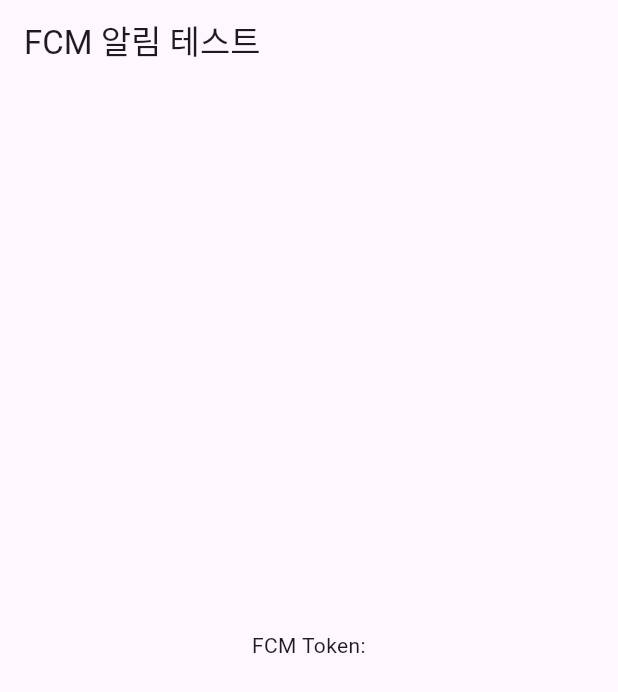
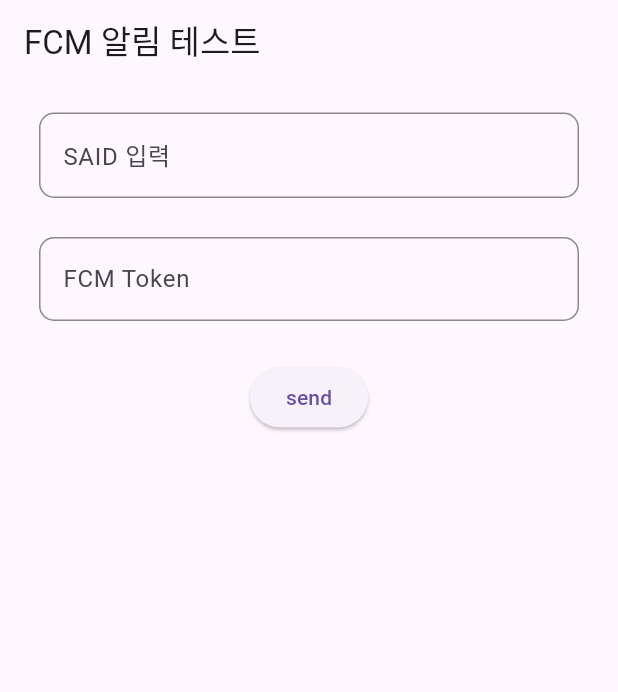
Before and after one commit to hkimmarusys/fcm_test_ios_and_android, a Flutter app: the screen it shows after launch, on a phone screen of 412 x 824 dp. Shown: the top 692 px of the screen. Run offline on Flutter 3.47's test engine with Material 3 defaults, Android fonts, the phone set to English and light mode, and no system bars; our stand-ins replace device_info_plus, dio, firebase_core, firebase_messaging, flutter_dotenv, flutter_local_notifications and 2 more; accounts and stored records are empty.

Commit message:
connect server and fix api code

```diff
--- /dev/null
+++ b/lib/controller.dart
@@ -0,0 +1,7 @@
+import 'package:get/get.dart';
+
+class MainController extends GetxController {
+  var fcmToken = "".obs;
+  var userId = "".obs;
+  var type = "".obs;
+}
--- a/lib/screens/home_screen.dart
+++ b/lib/screens/home_screen.dart
@@ -1,8 +1,13 @@
-
 import 'package:flutter/material.dart';
 import 'package:firebase_messaging/firebase_messaging.dart';
 import 'package:flutter_local_notifications/flutter_local_notifications.dart';
-import 'package:fluttertoast/fluttertoast.dart';
+import 'package:get/get.dart';
+import 'package:device_info_plus/device_info_plus.dart';
+import 'dart:io';
+import '../widgets/button.dart';
+import '../widgets/input.dart';
+import '../controller.dart';
+import '../services/api_service.dart';
 
 class HomeScreen extends StatefulWidget {
   const HomeScreen({super.key});
@@ -12,26 +17,33 @@ class HomeScreen extends StatefulWidget {
 }
 
 class _HomeScreenState extends State<HomeScreen> {
-  String? _token;
-
   final FlutterLocalNotificationsPlugin flutterLocalNotificationsPlugin =
-      FlutterLocalNotificationsPlugin();
+  FlutterLocalNotificationsPlugin();
+  final MainController controller = Get.find<MainController>();
+  final ApiService apiService = ApiService();
+  final TextEditingController saidController = TextEditingController();
+  final TextEditingController fcmTokenController = TextEditingController();
 
   @override
   void initState() {
     super.initState();
-    _initFCM();
+    _setupFCMForegroundListener();
+
+    // FCM 토큰 초기화 및 변경 시 업데이트
+    fcmTokenController.text = controller.fcmToken.value;
+    ever(controller.fcmToken, (token) {
+      fcmTokenController.text = token;
+    });
   }
 
-  Future<void> _initFCM() async {
-    final messaging = FirebaseMessaging.instance;
+  @override
+  void dispose() {
+    saidController.dispose();
+    fcmTokenController.dispose();
+    super.dispose();
+  }
 
-    await messaging.requestPermission();
-
-    final token = await messaging.getToken();
-    setState(() => _token = token);
-    print("FCM Token: $token");
-
+  void _setupFCMForegroundListener() {
     FirebaseMessaging.onMessage.listen((message) {
       final title = message.notification?.title ?? message.data['title'];
       final body = message.notification?.body ?? message.data['body'];
@@ -52,27 +64,57 @@ class _HomeScreenState extends State<HomeScreen> {
           ),
         );
       }
+    });
+  }
 
-      // 토스트도 보여주고 싶으면 아래 주석 해제
-      // Fluttertoast.showToast(
-      //   msg: "${title ?? ''}\n${body ?? ''}".trim(),
-      //   toastLength: Toast.LENGTH_LONG,
-      //   gravity: ToastGravity.BOTTOM,
-      // );
-    });
+  void _sendToken() async {
+    final said = saidController.text.trim();
+
+    if (controller.fcmToken.isNotEmpty && said.isNotEmpty) {
+      await apiService.sendToken(said: said);
+      if (mounted) {
+        ScaffoldMessenger.of(context).showSnackBar(
+          const SnackBar(content: Text('Token sent to server')),
+        );
+      }
+    } else {
+      ScaffoldMessenger.of(context).showSnackBar(
+        const SnackBar(content: Text('FCM Token 또는 SAID가 비어있습니다')),
+      );
+    }
   }
 
   @override
   Widget build(BuildContext context) {
     return Scaffold(
       appBar: AppBar(title: const Text('FCM 알림 테스트')),
-      body: Center(
-        child: Padding(
-          padding: const EdgeInsets.all(16.0),
-          child: Text(
-            _token != null ? 'FCM Token:\n$_token' : '토큰 가져오는 중...',
-            textAlign: TextAlign.center,
-          ),
+      body: SingleChildScrollView(
+        padding: const EdgeInsets.all(16.0),
+        child: Column(
+          children: [
+            Input(
+              controller: saidController,
+              hint: 'SAID 입력',
+              inputType: TextInputType.number,
+              validator: (value) {
+                if (value == null || value.isEmpty) {
+                  return 'SAID를 입력하세요';
+                }
+                if (!RegExp(r'^\d{11}$').hasMatch(value)) {
+                  return '정확히 11자리 숫자를 입력하세요';
+                }
+                return null;
+              },
+            ),
+            const SizedBox(height: 16),
+            Input(
+              controller: fcmTokenController,
+              hint: 'FCM Token',
+              readonly: true,
+            ),
+            const SizedBox(height: 20),
+            Button(onPressed: _sendToken, text: 'send'),
+          ],
         ),
       ),
     );
--- /dev/null
+++ b/lib/services/api_service.dart
@@ -0,0 +1,41 @@
+import 'dart:convert';
+import 'package:get/get.dart';
+import 'package:http/http.dart' as http;
+import 'package:dio/dio.dart' as dio_pkg;
+import 'package:flutter_dotenv/flutter_dotenv.dart';
+import 'package:flutter_secure_storage/flutter_secure_storage.dart';
+import '../controller.dart';
+
+class ApiService {
+  final MainController controller = Get.find<MainController>();
+  final Uri baseUrl = Uri.parse('https://demo.marusys.com/brcm/');
+
+  Future<void> sendToken({ required String said }) async {
+    final token = controller.fcmToken.value;
+    var type = controller.type.value;
+
+    try {
+      final response = await http.post(
+        baseUrl,
+        headers: {'Content-Type': 'application/json'},
+        body: json.encode({
+          'mode': 'registor',
+          'said': said,
+          'type': type,
+          'token': token,
+        }),
+      );
+
+      print('said : $said, type : $type, token : $token');
+
+
+      if (response.statusCode == 200) {
+        print('Token saved on server successfully: ${response.body}');
+      } else {
+        print('Failed to save token: ${response.body}');
+      }
+    } catch (e) {
+      print('Error occurred while sending token: $e');
+    }
+  }
+}
--- /dev/null
+++ b/lib/widgets/button.dart
@@ -0,0 +1,20 @@
+import 'package:flutter/material.dart';
+
+class Button extends StatelessWidget {
+  final VoidCallback onPressed;
+  final String? text;
+
+  const Button({
+    super.key,
+    required this.onPressed,
+    this.text,
+  });
+
+  @override
+  Widget build(BuildContext context) {
+    return ElevatedButton(
+      onPressed: onPressed,
+      child: Text(text ?? 'button'),
+    );
+  }
+}
--- /dev/null
+++ b/lib/widgets/input.dart
@@ -0,0 +1,91 @@
+import 'package:flutter/material.dart';
+
+class Input extends StatelessWidget {
+  final String? buttonText;
+  final Future<void> Function()? onPressed;
+  final TextInputType? inputType;
+  final bool? obscure;
+  final Function? onTap;
+  final TextEditingController? controller;
+  final FormFieldValidator<String>? validator;
+  final FormFieldSetter<String>? onSaved;
+  final bool? readonly;
+  final String? hint;
+
+  const Input({
+    super.key,
+    this.inputType,
+    this.buttonText,
+    this.onPressed,
+    this.obscure,
+    this.onTap,
+    this.controller,
+    this.validator,
+    this.onSaved,
+    this.readonly,
+    this.hint,
+  });
+
+  @override
+  Widget build(BuildContext context) {
+    return Padding(
+      padding: const EdgeInsets.only(
+        top: 3,
+        bottom: 7,
+        right: 10,
+        left: 10,
+      ),
+      child: TextFormField(
+        controller: controller,
+        onTap: onTap != null ? onTap as void Function() : null,
+        onTapOutside: (event) => FocusManager.instance.primaryFocus?.unfocus(),
+        keyboardType: inputType,
+        obscureText: obscure ?? false,
+        readOnly: readonly ?? false,
+        validator: validator,
+        onSaved: onSaved,
+        decoration: InputDecoration(
+          hintText: hint,
+          suffixIcon: buttonText != null
+              ? Padding(
+            padding: const EdgeInsets.only(
+              right: 7,
+              top: 3,
+              bottom: 3,
+            ),
+            child: ElevatedButton(
+              onPressed: onPressed,
+              style: ButtonStyle(
+                  padding: WidgetStateProperty.all<EdgeInsets>(
+                    const EdgeInsets.symmetric(
+                      horizontal: 10,
+                    ),
+                  ),
+                  shape: WidgetStateProperty.all<RoundedRectangleBorder>(
+                      RoundedRectangleBorder(
+                          borderRadius: BorderRadius.circular(10))),
+                  backgroundColor: WidgetStateProperty.all<Color>(
+                    Theme.of(context).primaryColor,
+                  )),
+              child: Text(
+                buttonText!,
+                style: const TextStyle(color: Colors.white),
+              ),
+            ),
+          )
+              : null,
+          enabledBorder: OutlineInputBorder(
+            borderRadius: BorderRadius.circular(10),
+            borderSide: const BorderSide(color: Colors.black45),
+          ),
+          focusedBorder: OutlineInputBorder(
+            borderRadius: BorderRadius.circular(10),
+            borderSide: BorderSide(
+              color: Theme.of(context).primaryColor,
+            ),
+          ),
+        ),
+      ),
+    );
+  }
+}
```
Also changed, not shown: lib/main.dart (+39 -30 lines), pubspec.yaml (+10 -1 lines), firebase.json, pubspec.lock, 9 other files.
